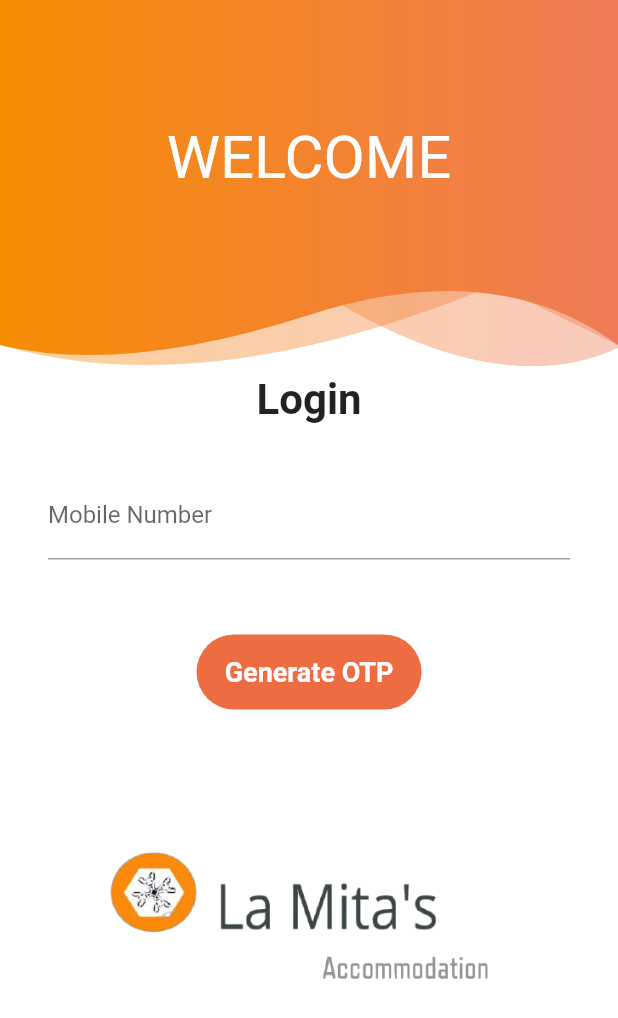
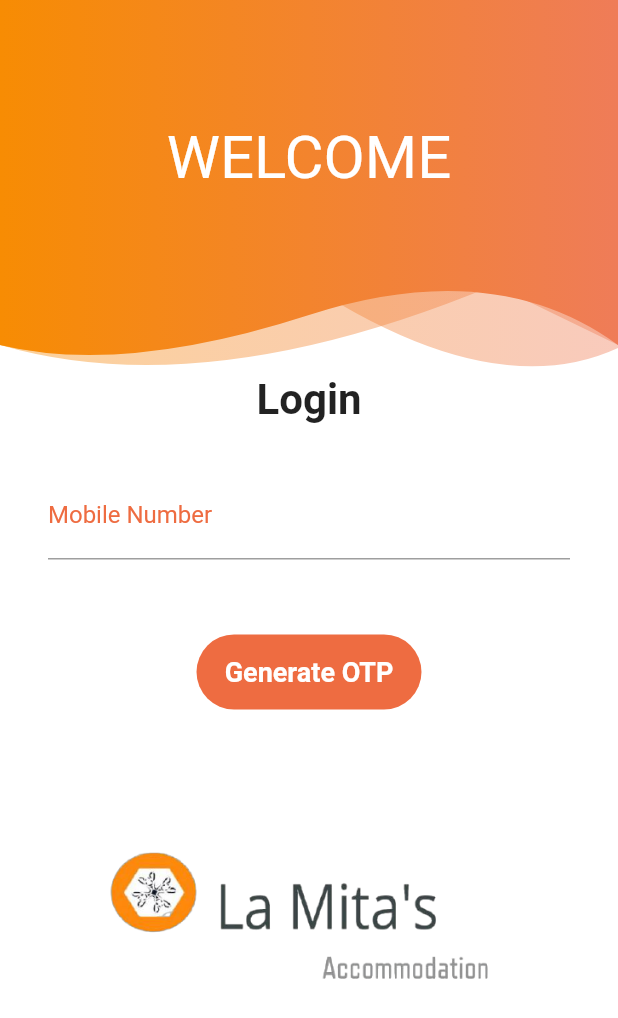
Before and after one commit to jaggadas/La-Mita-s, a Flutter app: the screen it shows after launch, on a phone screen of 412 x 824 dp. Shown: the top 1018 px of the screen. Run offline on Flutter 3.47's test engine with Material 2 defaults, Android fonts, the phone set to English and light mode, and no system bars; our stand-ins replace cloud_firestore, firebase_auth, firebase_core, firebase_storage, fluttertoast, pin_input_text_field and 1 more; accounts and stored records are empty.

Commit message:
Firebase added Login Service added Few Ui Changes ProgressDialog added

```diff
--- a/la_mita/lib/pages/login.dart
+++ b/la_mita/lib/pages/login.dart
@@ -1,7 +1,15 @@
+import 'package:firebase_auth/firebase_auth.dart';
 import "package:flutter/material.dart";
+import 'package:flutter/services.dart';
+import 'package:fluttertoast/fluttertoast.dart';
+import 'package:la_mita/pages/otp.dart';
 import 'package:la_mita/pages/widgets/header.dart';
+import 'package:la_mita/pages/widgets/progress_dialog.dart';
 import 'package:la_mita/pages/widgets/themes.dart';
 import 'package:la_mita/utils/routes.dart';
+import 'package:sn_progress_dialog/sn_progress_dialog.dart';
+
+import '../services/Firebase.dart';
 
 class loginPage extends StatefulWidget {
   const loginPage({Key? key}) : super(key: key);
@@ -13,10 +21,15 @@ class loginPage extends StatefulWidget {
 class _loginPageState extends State<loginPage> {
   double headerheight = 250;
   bool changeButton = false;
+  late String entered_phone;
+
+
 
   final _formKey = GlobalKey<FormState>();
 
-   moveToOTP(BuildContext context) async {
+  moveToOTP(
+      {required BuildContext context,
+      required ConfirmationResult confirmationResult}) async {
     if (_formKey.currentState!.validate()) {
       setState(() {
         changeButton = true;
@@ -24,7 +37,11 @@ class _loginPageState extends State<loginPage> {
 
       await Future.delayed(Duration(seconds: 1));
 
-      await Navigator.pushNamed(context, MyRoutes.otpRoute);
+      await Navigator.push(context, MaterialPageRoute(builder: (context) {
+        return otp(
+          confirmationResult: confirmationResult,
+        );
+      }));
       setState(() {
         changeButton = false;
       });
@@ -33,6 +50,7 @@ class _loginPageState extends State<loginPage> {
 
   @override
   Widget build(BuildContext context) {
+
     return Scaffold(
       backgroundColor: Colors.white,
       body: SingleChildScrollView(
@@ -47,8 +65,7 @@ class _loginPageState extends State<loginPage> {
                   "WELCOME",
                 )),
             SafeArea(
-              child: Column(
-            children: [
+              child: Column(children: [
                 Text(
                   "Login",
                   style: TextStyle(fontSize: 28, fontWeight: FontWeight.bold),
@@ -59,12 +76,20 @@ class _loginPageState extends State<loginPage> {
                 Padding(
                   padding:
                       EdgeInsets.symmetric(vertical: 16.0, horizontal: 32.0),
-                  child: Column(
-                    children: [
+                  child: Column(children: [
                     TextFormField(
+                      keyboardType: TextInputType.number,
+                      inputFormatters: <TextInputFormatter>[
+                        FilteringTextInputFormatter.digitsOnly
+                      ],
+                      cursorColor: MyTheme.orange2,
                       decoration: InputDecoration(
+                        focusColor: MyTheme.orange2,
                         hintText: "Enter Mobile Number",
                         labelText: "Mobile Number",
+                        labelStyle: TextStyle(color: MyTheme.orange3),
+                        focusedBorder: OutlineInputBorder(
+                            borderSide: BorderSide(color: MyTheme.orange2)),
                       ),
                       validator: (value) {
                         if (value!.isEmpty) {
@@ -75,7 +100,9 @@ class _loginPageState extends State<loginPage> {
                         return null;
                       },
                       onChanged: (value) {
-                          setState(() {});
+                        setState(() {
+                          entered_phone = value;
+                        });
                       },
                     ),
                     SizedBox(
@@ -83,16 +110,24 @@ class _loginPageState extends State<loginPage> {
                     ),
                     Material(
                       color: MyTheme.orange3,
-                        borderRadius: BorderRadius.circular(changeButton ? 70:30),
+                      borderRadius:
+                          BorderRadius.circular(changeButton ? 70 : 30),
                       child: InkWell(
-                        onTap: () => moveToOTP(context),
-                        child: AnimatedContainer(duration: Duration(seconds: 1),
-                        width: changeButton ? 50:150,
+                        onTap: () async {
+                          //TODO: add send OTP functionality
+                          ProgressDialogService().showDialog('Please Wait', context);
+                          var temp =
+                              await FirebaseService().sendOTP(entered_phone);
+
+                          moveToOTP(context: context, confirmationResult: temp);
+                        },
+                        child: AnimatedContainer(
+                          duration: Duration(seconds: 1),
+                          width: changeButton ? 50 : 150,
                           height: 50,
                           alignment: Alignment.center,
-
-                        child: changeButton ?
-                       Icon(
+                          child: changeButton
+                              ? Icon(
                                   Icons.done,
                                   color: Colors.white,
                                 )
@@ -102,43 +137,13 @@ class _loginPageState extends State<loginPage> {
                                       color: Colors.white,
                                       fontWeight: FontWeight.bold,
                                       fontSize: 18),
-
                                 ),
-
-
                         ),
-
-
-
-
-
-                      )
-
-                    /*  TextFormField(
-                        decoration:
-                      InputDecoration(
-hintText: 'Enter OTP',
-contentPadding:
-const EdgeInsets.symmetric(vertical: 10.0, horizontal: 20.0),
-border: const OutlineInputBorder(
-borderRadius: BorderRadius.all(Radius.circular(10.0)),
                       ),
-enabledBorder: OutlineInputBorder(
-borderSide: BorderSide(color: MyTheme.grey, width: 2.0),
-borderRadius: const BorderRadius.all(Radius.circular(10.0)),
-),
-focusedBorder: OutlineInputBorder(
-borderSide: BorderSide(color: MyTheme.orange, width: 2.0),
-borderRadius: const BorderRadius.all(Radius.circular(10.0)),
-),)
-
-                       )*/
-
                     ),
                     SizedBox(
                       height: 75.0,
                     ),
-
                     Padding(
                       padding: const EdgeInsets.symmetric(
                           vertical: 16.0, horizontal: 32.0),
@@ -147,20 +152,15 @@ borderRadius: const BorderRadius.all(Radius.circular(10.0)),
                           Image.asset("assets/images/disco.png",
                               fit: BoxFit.cover)
                         ],
+                      ),
                     )
-
-
-                        ) ]
+                  ]),
+                ),
+              ]),
             )
+          ]),
         ),
-          ]
-          )
-
-          )
-
-             ] )
-    )
-     ) );
-
+      ),
+    );
   }
 }
--- /dev/null
+++ b/la_mita/lib/pages/widgets/progress_dialog.dart
@@ -0,0 +1,9 @@
+import 'package:flutter/material.dart';
+import 'package:la_mita/pages/widgets/themes.dart';
+import 'package:sn_progress_dialog/sn_progress_dialog.dart';
+class ProgressDialogService{
+  showDialog(String message,BuildContext context){
+    ProgressDialog pd = ProgressDialog(context: context);
+    pd.show(max: 100, msg: '$message',progressBgColor: MyTheme.orange2,progressValueColor: Colors.grey);
+  }
+}
--- a/la_mita/lib/utils/routes.dart
+++ b/la_mita/lib/utils/routes.dart
@@ -2,5 +2,6 @@ class MyRoutes{
   static String loginRoute = "/login";
   static String splashRoute = "/splash_screen";
    static String otpRoute = "/otp";
+   static String homeRoute="/home";
 
 }
```
Also changed, not shown: la_mita/lib/main.dart (+9 -1 lines), la_mita/lib/pages/home.dart (added, +19 -0 lines), la_mita/lib/pages/otp.dart (+23 -60 lines), la_mita/lib/pages/widgets/toast.dart (added, +16 -0 lines), la_mita/lib/services/Firebase.dart (added, +55 -0 lines), la_mita/pubspec.yaml (+7 -60 lines), la_mita/pubspec.lock, 2 other files. Lines whose indentation alone changed are shown as unchanged.
